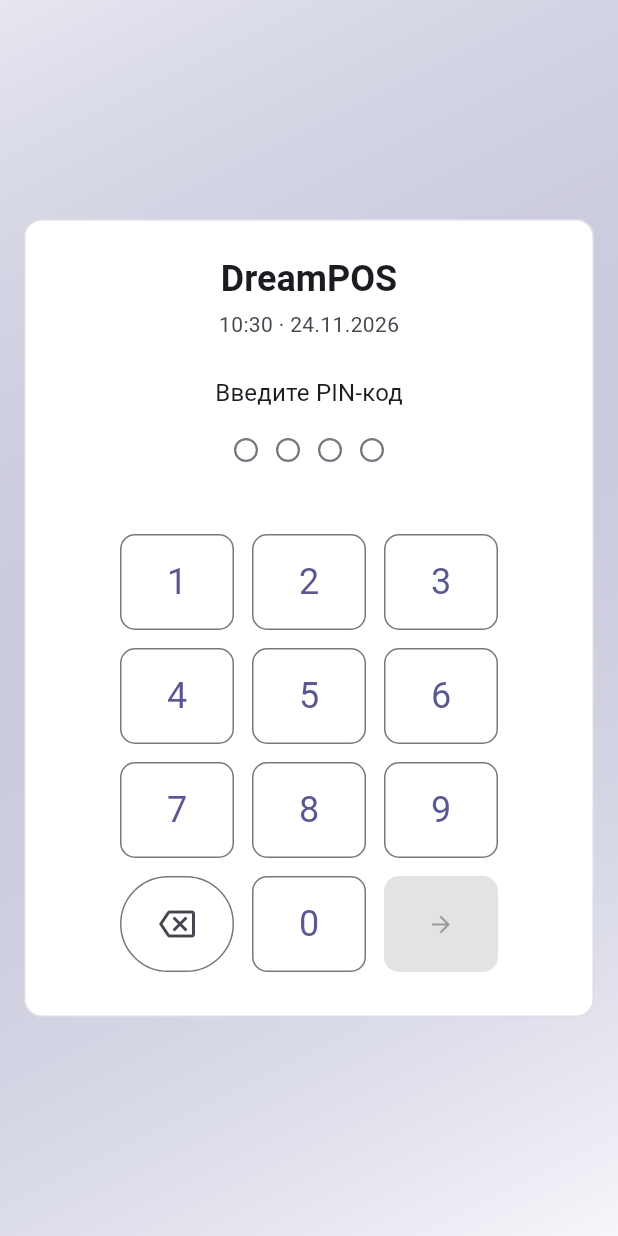
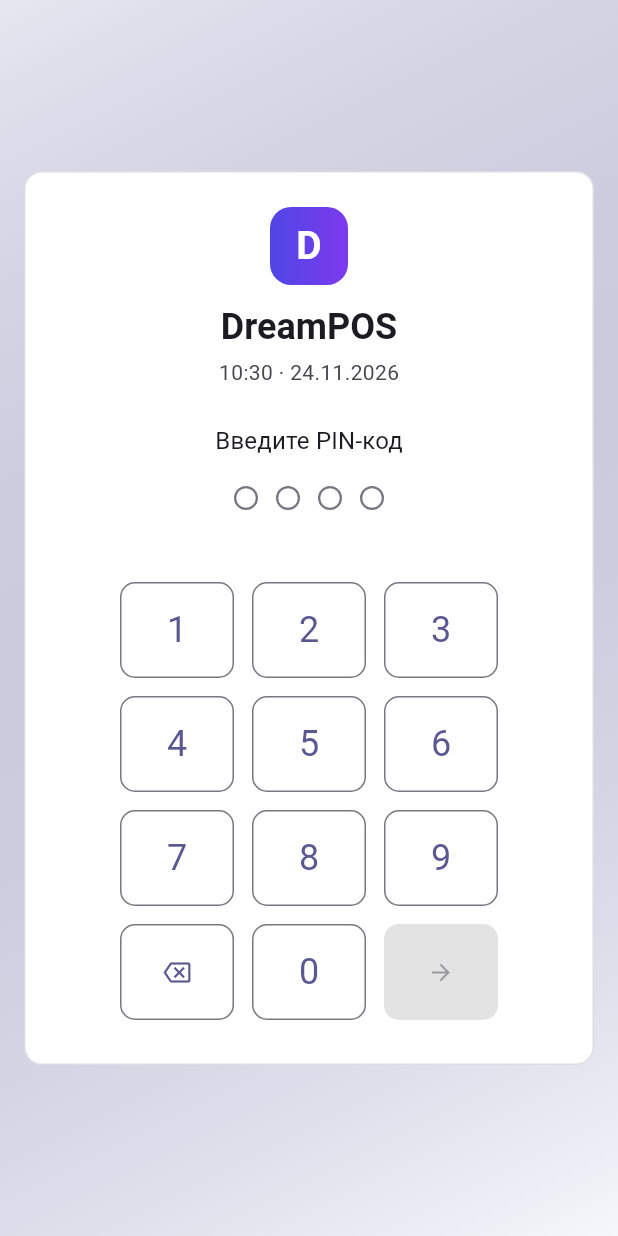
Before and after one commit to farruhsho/DreamPos, a Flutter app: the LoginScreen screen opened by its route, on a phone screen of 412 x 824 dp. Run offline on Flutter 3.47's test engine with Material 3 defaults, Android fonts, the phone set to English and light mode, and no system bars; our stand-ins replace drift, drift_flutter, flutter_riverpod, go_router, pdf, printing and 1 more; missing offline and left inert: sqlite3; accounts and stored records are empty; generated files the repository leaves out were written again.

Commit message:
Login: centered card with brand mark, consistent PIN pad keys; quality checklist
Co-Authored-By: Claude Opus 5.5 <noreply@anthropic.com>

```diff
--- a/lib/core/widgets/pin_pad.dart
+++ b/lib/core/widgets/pin_pad.dart
@@ -117,10 +117,13 @@ class PinPadState extends State<PinPad> {
                     width: 76,
                     height: 64,
                     child: switch (k) {
-                      '<' => IconButton.outlined(
-                          onPressed: _back,
-                          icon: const Icon(Icons.backspace_outlined),
-                          tooltip: 'Стереть'),
+                      '<' => Tooltip(
+                          message: 'Стереть',
+                          child: OutlinedButton(
+                              onPressed: _back,
+                              style: OutlinedButton.styleFrom(padding: EdgeInsets.zero),
+                              child: const Icon(Icons.backspace_outlined)),
+                        ),
                       'ok' => FilledButton(
                           onPressed: _pin.length >= 4 && !widget.busy ? _submit : null,
                           style: FilledButton.styleFrom(padding: EdgeInsets.zero),
--- a/lib/features/auth/login_screen.dart
+++ b/lib/features/auth/login_screen.dart
@@ -25,7 +25,10 @@ class _LoginScreenState extends ConsumerState<LoginScreen> {
   @override
   void initState() {
     super.initState();
-    _clock = Timer.periodic(const Duration(seconds: 20), (_) => setState(() => _now = DateTime.now()));
+    _clock = Timer.periodic(
+      const Duration(seconds: 20),
+      (_) => setState(() => _now = DateTime.now()),
+    );
   }
 
   @override
@@ -62,29 +65,76 @@ class _LoginScreenState extends ConsumerState<LoginScreen> {
           gradient: LinearGradient(
             begin: Alignment.topLeft,
             end: Alignment.bottomRight,
-            colors: [t.colorScheme.primary.withValues(alpha: 0.10), t.scaffoldBackgroundColor],
+            colors: [
+              t.colorScheme.primary.withValues(alpha: 0.10),
+              t.scaffoldBackgroundColor,
+            ],
           ),
         ),
         child: Center(
           child: SingleChildScrollView(
             padding: const EdgeInsets.all(Gap.l),
+            child: Center(
+              child: ConstrainedBox(
+                constraints: const BoxConstraints(maxWidth: 440),
                 child: Card(
                   child: Padding(
-                padding: const EdgeInsets.symmetric(horizontal: Gap.xxl, vertical: Gap.xl),
-                child: Column(mainAxisSize: MainAxisSize.min, children: [
-                  Text(store, style: t.textTheme.headlineSmall?.copyWith(fontWeight: FontWeight.w700)),
+                    padding: const EdgeInsets.symmetric(
+                      horizontal: Gap.xxl,
+                      vertical: Gap.xl,
+                    ),
+                    child: Column(
+                      mainAxisSize: MainAxisSize.min,
+                      children: [
+                        Container(
+                          width: 52,
+                          height: 52,
+                          decoration: BoxDecoration(
+                            gradient: const LinearGradient(
+                              colors: [Color(0xFF4F46E5), Color(0xFF7C3AED)],
+                            ),
+                            borderRadius: BorderRadius.circular(14),
+                          ),
+                          alignment: Alignment.center,
+                          child: const Text(
+                            'D',
+                            style: TextStyle(
+                              color: Colors.white,
+                              fontSize: 26,
+                              fontWeight: FontWeight.w800,
+                            ),
+                          ),
+                        ),
+                        const SizedBox(height: Gap.m),
+                        Text(
+                          store,
+                          textAlign: TextAlign.center,
+                          style: t.textTheme.headlineSmall?.copyWith(
+                            fontWeight: FontWeight.w700,
+                          ),
+                        ),
                         const SizedBox(height: Gap.xs),
-                  Text('${formatTime(_now)} · ${formatDate(_now)}',
-                      style: t.textTheme.bodyMedium?.copyWith(color: t.colorScheme.onSurfaceVariant)),
+                        Text(
+                          '${formatTime(_now)} · ${formatDate(_now)}',
+                          style: t.textTheme.bodyMedium?.copyWith(
+                            color: t.colorScheme.onSurfaceVariant,
+                          ),
+                        ),
                         const SizedBox(height: Gap.xl),
                         Text('Введите PIN-код', style: t.textTheme.titleMedium),
                         const SizedBox(height: Gap.m),
                         PinPad(onCompleted: _login, error: _error, busy: _busy),
                         if (demo) ...[
                           const SizedBox(height: Gap.m),
-                    const StatusChip('Демо-режим', color: AppColors.warning),
+                          const StatusChip(
+                            'Демо-режим',
+                            color: AppColors.warning,
+                          ),
                         ],
-                ]),
+                      ],
+                    ),
+                  ),
+                ),
               ),
             ),
           ),
```
Also changed, not shown: 2 other files. Lines whose indentation alone changed are shown as unchanged.
